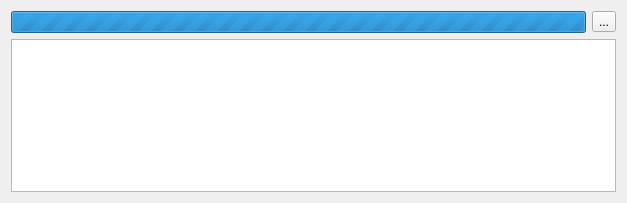
The window that framework/search/searchdock.ui (phoenix741/xinx) describes before a commit, drawn with Qt 5.
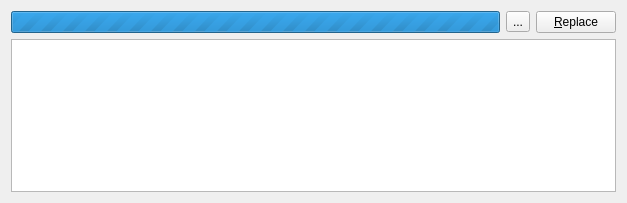
The same window after the commit. Icons and pictures are not drawn.

The edit to the form file:
```diff
--- a/framework/search/searchdock.ui
+++ b/framework/search/searchdock.ui
@@ -31,6 +31,13 @@
        </property>
       </widget>
      </item>
+     <item>
+      <widget class="QPushButton" name="_replace_button">
+       <property name="text">
+        <string>&amp;Replace</string>
+       </property>
+      </widget>
+     </item>
     </layout>
    </item>
    <item>
```
